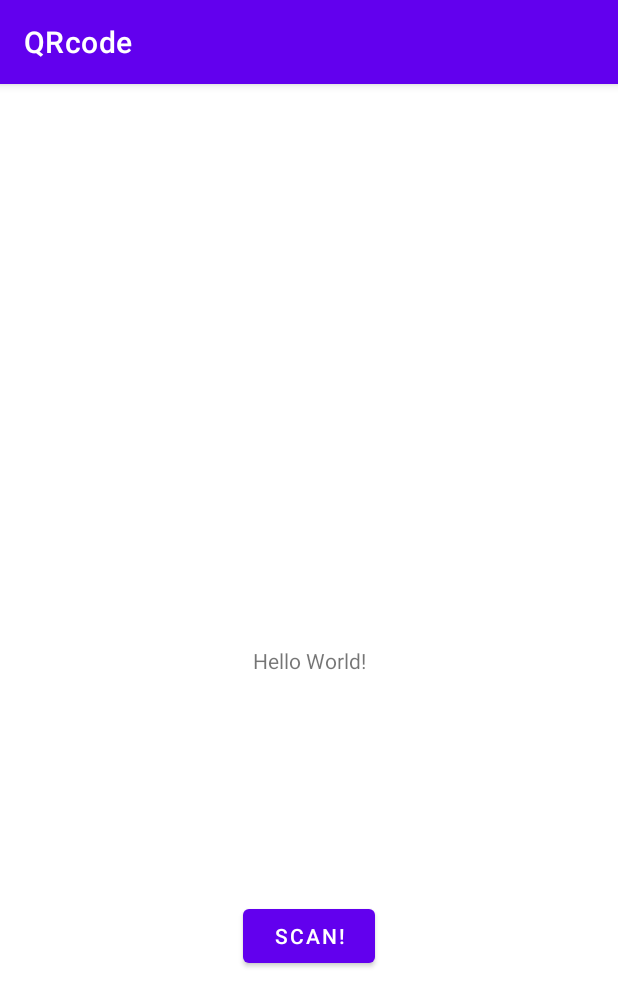
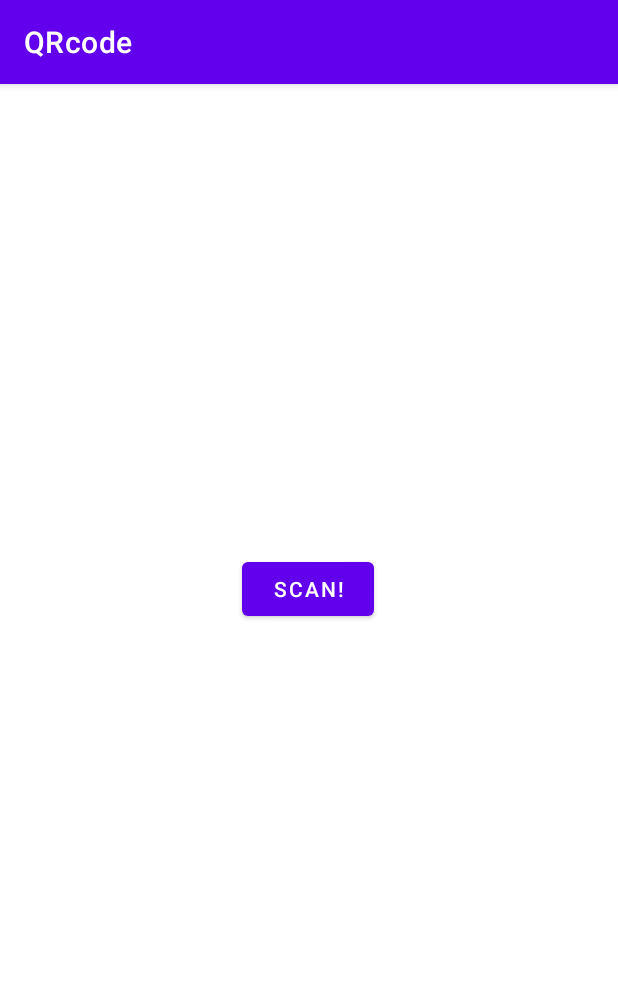
Before and after one commit to RuchaB9/QRcode, an Android app: the scan_qr screen opened directly, with no data from a screen before it, on a phone screen of 412 x 824 dp. Shown: the top 1007 px of the screen. Run offline under Robolectric (Android 15) with nearby library versions, the phone set to English and light mode, and no system bars; libraries missing offline, so code that uses them is left out: com.journeyapps.barcodescanner.

```diff
--- a/app/src/main/res/layout/scan_qr.xml
+++ b/app/src/main/res/layout/scan_qr.xml
@@ -5,28 +5,19 @@
     android:layout_width="match_parent"
     android:layout_height="match_parent">
 
-    <TextView
-        android:id="@+id/textView"
-        android:layout_width="wrap_content"
-        android:layout_height="wrap_content"
-        android:layout_marginTop="10dp"
-        android:layout_marginBottom="10dp"
-        android:text="Hello World!"
-        app:layout_constraintBottom_toBottomOf="parent"
-        app:layout_constraintLeft_toLeftOf="parent"
-        app:layout_constraintRight_toRightOf="parent"
-        app:layout_constraintTop_toTopOf="parent" />
 
     <Button
         android:id="@+id/button"
         android:layout_width="wrap_content"
         android:layout_height="wrap_content"
-        android:layout_marginTop="150dp"
+        android:layout_marginTop="294dp"
+        android:layout_marginBottom="389dp"
         android:text="Scan!"
-        app:layout_constraintTop_toBottomOf="@+id/textView"
+        app:layout_constraintBottom_toBottomOf="parent"
+        app:layout_constraintHorizontal_bias="0.498"
         app:layout_constraintLeft_toLeftOf="parent"
         app:layout_constraintRight_toRightOf="parent"
-        tools:layout_editor_absoluteX="168dp" />
+        app:layout_constraintTop_toTopOf="parent" />
 
 
 </androidx.constraintlayout.widget.ConstraintLayout>
```
